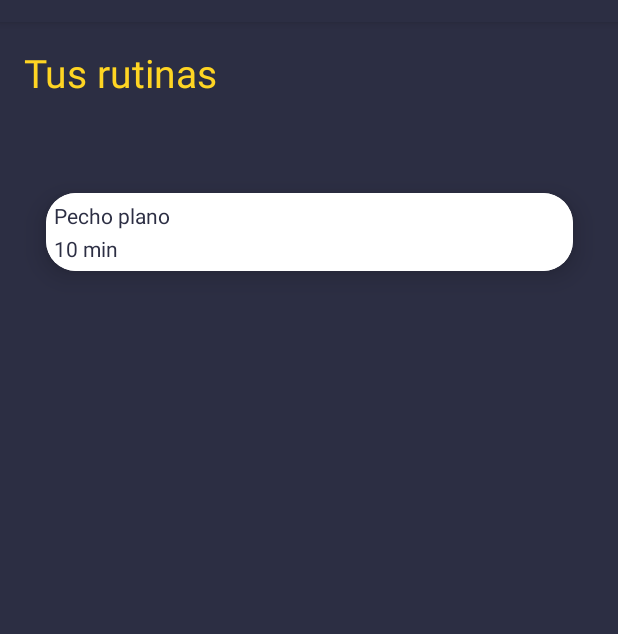
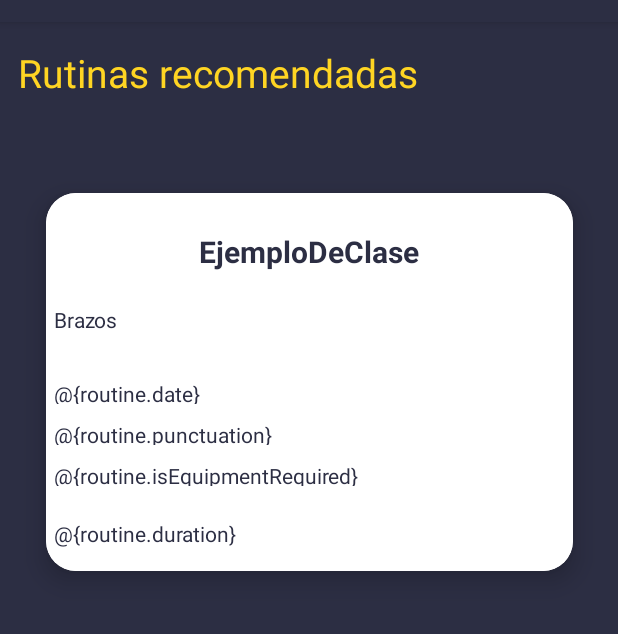
Before and after one commit to gbeade/EntrenappMobile, an Android app: the screen it shows after launch (RoutineLandingActivity), after a tap on "INICIA SESIÓN", on a phone screen of 412 x 824 dp, the part 62-696 px from its top. Run offline under Robolectric (Android 15) with nearby library versions, the phone set to English and light mode, and no system bars.

Commit message:
Cardable Interface

```diff
--- /dev/null
+++ b/app/src/main/java/com/example/entrenapp/CardAdapter.java
@@ -0,0 +1,78 @@
+package com.example.entrenapp;
+
+import android.content.Context;
+import android.content.res.Resources;
+import android.view.LayoutInflater;
+import android.view.View;
+import android.view.ViewGroup;
+import android.widget.TextView;
+
+import androidx.recyclerview.widget.RecyclerView;
+
+import java.util.List;
+
+public class CardAdapter<T extends Cardable> extends RecyclerView.Adapter<CardAdapter.ViewHolder> {
+
+
+    private List<T> dataset;
+    private Integer layoutID;
+    Context context;
+    Resources r;
+    String packageName;
+
+    public static class ViewHolder<T> extends RecyclerView.ViewHolder {
+
+        private View view;
+
+        public ViewHolder(View view) {
+            super(view);
+            this.view = view;
+        }
+
+        public void bindTextViewWithData(int subtitleBodyContentId, String entry) {
+            TextView textView = (TextView) view.findViewById(subtitleBodyContentId);
+            textView.setText(entry);
+        }
+
+    }
+
+    public CardAdapter(List<T> dataset, Integer layoutID, Context context) { //, Consumer<T> binder) {
+        this.dataset = dataset;
+        this.layoutID = layoutID;
+        this.context = context;
+        this.r = context.getResources();
+        this.packageName = context.getPackageName();
+    }
+
+    // Create new views (invoked by the layout manager)
+    @Override
+    public ViewHolder onCreateViewHolder(ViewGroup viewGroup, int viewType) {
+        // Create a new view, which defines the UI of the list item
+        View view = LayoutInflater.from(viewGroup.getContext())
+                .inflate(layoutID, viewGroup, false);
+
+        return new ViewHolder<T>(view);
+    }
+
+    // Replace the contents of a view (invoked by the layout manager)
+    @Override
+    public void onBindViewHolder(ViewHolder viewHolder, final int position) {
+
+        int xmlTagID = 0;
+        for (Cardable.CardCaption c: dataset.get(position).getCaptions()) {
+            // Cambio el título de cada caption
+            xmlTagID = r.getIdentifier(c.getXmlTagID()+"_header", "id", packageName); // Reemplaza al R.id.view_name
+            if ( xmlTagID != 0) viewHolder.bindTextViewWithData(xmlTagID, c.getCaptionTitle());
+
+            // Cambio el cuerpo de cada caption
+            xmlTagID = r.getIdentifier(c.getXmlTagID(), "id", packageName); // Reemplaza al R.id.view_name
+            if ( xmlTagID != 0) viewHolder.bindTextViewWithData(xmlTagID, c.getContent());
+        }
+
+    }
+
+    @Override
+    public int getItemCount() {
+        return dataset.size();
+    }
+}
--- /dev/null
+++ b/app/src/main/java/com/example/entrenapp/Cardable.java
@@ -0,0 +1,53 @@
+package com.example.entrenapp;
+
+import java.util.List;
+
+// Decimos que una estructura es 'Cardeable' si ofrece información para ser mostrada en una tarjeta de la forma
+//                TITULO
+// SUBTITULO: xxx
+// SUBTITULO: yyy
+// SUBTITULO: zzz
+//     [ICON 1]  [ICON 2] [ICON 3]
+// Debe devolver una lista ordenada de pares <String, String>
+public interface Cardable {
+
+    class CardCaption {
+        private String captionTitle;
+        private String xmlTagID;
+        private String content;
+
+        public CardCaption(String xmlTagID, String captionTitle, String content) {
+            this.captionTitle = captionTitle;
+            this.xmlTagID = xmlTagID;
+            this.content = content;
+        }
+
+        public String getCaptionTitle() {
+            return captionTitle;
+        }
+
+        public String getXmlTagID() {
+            return xmlTagID;
+        }
+
+        public String getContent() {
+            return content;
+        }
+    }
+
+    class CardImage {
+        String name;
+        String xmlTagID;
+        // String content;  TODO: habria que averiguar un poco mas sobre fotos
+    }
+
+    // Devuelve una lista de los captions de la tarjeta
+    public List<CardCaption> getCaptions();
+
+    // De haberlos, devuelve todos los íconos a mostrar en la carta. Lista vacía de no haberlos.
+//    public List<Caption> getIcons();
+
+    // Devuelve una lista con un sumario de iconos a pedido.
+    // Si un ícono no existe, se lo ignora.
+//    public List<Pair<String, String>> getIconSummary(String[] subtitles);
+}
--- a/app/src/main/java/com/example/entrenapp/MainActivity.java
+++ b/app/src/main/java/com/example/entrenapp/MainActivity.java
@@ -28,7 +28,7 @@ public class MainActivity extends AppCompatActivity {
     }
 
     public void login() {
-        Intent intent = new Intent(this, RoutineLandingActivity.class);
+        Intent intent = new Intent(this, RoutineLandingActivity.class); // YourRoutinesActivity.class); //YourRoutinesActivity.class);
         startActivity(intent);
     }
 
--- /dev/null
+++ b/app/src/main/java/com/example/entrenapp/Routine.java
@@ -0,0 +1,108 @@
+package com.example.entrenapp;
+
+import android.util.Log;
+import android.util.Pair;
+
+import java.util.ArrayList;
+import java.util.Date;
+import java.util.List;
+
+public class Routine implements Cardable {
+
+    public enum Difficulty {
+        BEGINNER("Principiante"),
+        EASY("Fácil"),
+        MEDIUM("Mediana"),
+        HARD("Difícil"),
+        XTREME("Extrema");
+
+        String label;
+
+        Difficulty(String label) {
+            this.label = label;
+        }
+    }
+
+    private String name;
+    private String category;
+    private Difficulty difficulty;
+    private Boolean isEquipmentRequired;
+    private Date creationDate;
+    private Integer duration;
+    private Integer punctuation;
+
+
+    public Routine(String name, String category, Difficulty difficulty, boolean isEquipmentRequired, Date creationDate, int punctuation, int duration) {
+
+        if ( punctuation > 10 || punctuation < 1 )
+            throw new IllegalArgumentException("Routine punctuation must be between 1 and 10");
+
+        this.name = name;
+        this.category = category;
+        this.difficulty = difficulty;
+        this.isEquipmentRequired = isEquipmentRequired;
+        this.creationDate = creationDate;
+        this.punctuation = punctuation;
+        this.duration = duration;
+    }
+
+    public String getName() {
+        return name;
+    }
+
+    public void setName(String name) {
+        this.name = name;
+    }
+
+    public String getCategory() {
+        return category;
+    }
+
+    public void setCategory(String category) {
+        this.category = category;
+    }
+
+    public Difficulty getDifficulty() {
+        return difficulty;
+    }
+
+    public void setDifficulty(Difficulty difficulty) {
+        this.difficulty = difficulty;
+    }
+
+    public boolean isEquipmentRequired() {
+        return isEquipmentRequired;
+    }
+
+    public void setIsEquipmentRequired(boolean equipment) {
+        this.isEquipmentRequired = equipment;
+    }
+
+    public Date getCreationDate() {
+        return creationDate;
+    }
+
+    public void setCreationDate(Date creationDate) {
+        this.creationDate = creationDate;
+    }
+
+    public int getPunctuation() {
+        return punctuation;
+    }
+
+    public void setPunctuation(int punctuation) {
+        this.punctuation = punctuation;
+    }
+
+
+    @Override
+    public List<CardCaption> getCaptions() {
+        ArrayList<CardCaption> al = new ArrayList<>();
+        al.add(new CardCaption("routine_name", "Nombre", name));
+        al.add(new CardCaption("routine_category", "Categoría", category));
+
+        return al;
+    }
+
+
+}
--- a/app/src/main/java/com/example/entrenapp/RoutineAdapter.java
+++ /dev/null
@@ -1,69 +0,0 @@
-package com.example.entrenapp;
-
-import android.view.LayoutInflater;
-import android.view.View;
-import android.view.ViewGroup;
-import android.widget.TextView;
-
-import androidx.recyclerview.widget.RecyclerView;
-
-import java.util.List;
-
-public class RoutineAdapter extends RecyclerView.Adapter<RoutineAdapter.ViewHolder> {
-
-    private List<String> routines;
-
-    /**
-     * Provide a reference to the type of views that you are using
-     * (custom ViewHolder).
-     */
-    public static class ViewHolder extends RecyclerView.ViewHolder {
-        private final TextView textView;
-
-        public ViewHolder(View view) {
-            super(view);
-            // Define click listener for the ViewHolder's View
-
-            textView = (TextView) view.findViewById(R.id.routine_name);
-        }
-
-        public TextView getTextView() {
-            return textView;
-        }
-    }
-
-    /**
-     * Initialize the dataset of the Adapter.
-     *
-     * @param dataSet String[] containing the data to populate views to be used
-     * by RecyclerView.
-     */
-    public RoutineAdapter(List<String> dataSet) {
-        routines = dataSet;
-    }
-
-    // Create new views (invoked by the layout manager)
-    @Override
-    public ViewHolder onCreateViewHolder(ViewGroup viewGroup, int viewType) {
-        // Create a new view, which defines the UI of the list item
-        View view = LayoutInflater.from(viewGroup.getContext())
-                .inflate(R.layout.routine_description, viewGroup, false);
-
-        return new ViewHolder(view);
-    }
-
-    // Replace the contents of a view (invoked by the layout manager)
-    @Override
-    public void onBindViewHolder(ViewHolder viewHolder, final int position) {
-
-        // Get element from your dataset at this position and replace the
-        // contents of the view with that element
-        viewHolder.getTextView().setText(routines.get(position));
-    }
-
-    // Return the size of your dataset (invoked by the layout manager)
-    @Override
-    public int getItemCount() {
-        return routines.size();
-    }
-}
--- a/app/src/main/java/com/example/entrenapp/RoutineLandingActivity.java
+++ b/app/src/main/java/com/example/entrenapp/RoutineLandingActivity.java
@@ -7,6 +7,7 @@ import androidx.appcompat.app.AppCompatActivity;
 import androidx.recyclerview.widget.LinearLayoutManager;
 import androidx.recyclerview.widget.RecyclerView;
 
+import com.example.entrenapp.databinding.ActivityRoutineLandingBinding;
 import com.example.entrenapp.databinding.ActivityYourRoutinesBinding;
 
 import java.util.ArrayList;
@@ -14,28 +15,30 @@ import java.util.ArrayList;
 
 public class RoutineLandingActivity extends AppCompatActivity {
 
-    private ArrayList<String> routines= new ArrayList<>();
+    private ArrayList<Cardable> dataset = new ArrayList<>();
 
     @Override
     protected void onCreate(Bundle savedInstanceState) {
 
         super.onCreate(savedInstanceState);
+        fillRoutines();
 
-        ActivityYourRoutinesBinding binding = ActivityYourRoutinesBinding.inflate(getLayoutInflater());
+
+        // binding.getRoute.class == Layout
+        ActivityRoutineLandingBinding binding = ActivityRoutineLandingBinding.inflate(getLayoutInflater());
         setContentView(binding.getRoot());
 
-        fillRoutines();
+        binding.routineRecyclerView.setLayoutManager(new LinearLayoutManager(this, LinearLayoutManager.HORIZONTAL, false));
 
-        RecyclerView.Adapter adapter = new RoutineAdapter(this.routines);
-        binding.routineRecyclerView.setLayoutManager(new LinearLayoutManager(this, LinearLayoutManager.HORIZONTAL, false));
+        // Creamos un nuevo adaptador y se lo asociamos al recycler
+        // El adaptador recibe una colección de datos, y es el encargado de ir liberando de administrar tanta información
+        RecyclerView.Adapter adapter = new CardAdapter(this.dataset, R.layout.extense_routine_description, this);
         binding.routineRecyclerView.setAdapter(adapter);
-
-
     }
 
     private void fillRoutines(){
-        for(int i = 0 ; i < 50 ; i++)
-            routines.add("Pecho plano");
+        for(int i = 0 ; i < 2 ; i++)
+            dataset.add(new Routine("EjemploDeClase", "Brazos", Routine.Difficulty.XTREME, false, null, 4, 10));
     }
 
 
--- a/app/src/main/java/com/example/entrenapp/YourRoutinesActivity.java
+++ b/app/src/main/java/com/example/entrenapp/YourRoutinesActivity.java
@@ -14,7 +14,7 @@ import java.util.ArrayList;
 
 public class YourRoutinesActivity extends AppCompatActivity {
 
-    private ArrayList<String> routines= new ArrayList<>();
+    private ArrayList<Routine> routines= new ArrayList<>();
 
     @Override
     protected void onCreate(Bundle savedInstanceState) {
@@ -26,19 +26,15 @@ public class YourRoutinesActivity extends AppCompatActivity {
 
         fillRoutines();
 
-        RecyclerView.Adapter adapter = new RoutineAdapter(this.routines);
+        RecyclerView.Adapter adapter = new CardAdapter(this.routines, R.layout.extense_routine_description, this);
         binding.routineRecyclerView.setLayoutManager(new LinearLayoutManager(this));
         binding.routineRecyclerView.setAdapter(adapter);
-
-
-
-
 
     }
 
     private void fillRoutines(){
-       for(int i = 0 ; i < 50 ; i++)
-            routines.add("Pecho plano");
+        routines.add(new Routine("Pecho Plano yyy", "Pecho", Routine.Difficulty.XTREME, false, null, 4, 25));
+        routines.add(new Routine("Pecho Plano xxx", "Brazos", Routine.Difficulty.XTREME, false, null, 4, 25));
     }
 
 
--- a/app/src/main/res/layout/activity_routine_landing.xml
+++ b/app/src/main/res/layout/activity_routine_landing.xml
@@ -22,7 +22,7 @@
         android:id="@+id/textView2"
         android:layout_width="wrap_content"
         android:layout_height="wrap_content"
-        android:layout_marginStart="16dp"
+        android:layout_marginStart="12dp"
         android:layout_marginTop="16dp"
         android:text="Rutinas recomendadas"
         android:textColor="@color/accent"
--- /dev/null
+++ b/app/src/main/res/layout/extense_routine_description.xml
@@ -0,0 +1,101 @@
+<?xml version="1.0" encoding="utf-8"?>
+
+<androidx.constraintlayout.widget.ConstraintLayout xmlns:android="http://schemas.android.com/apk/res/android"
+    xmlns:app="http://schemas.android.com/apk/res-auto"
+    xmlns:tools="http://schemas.android.com/tools"
+    android:layout_width="match_parent"
+    android:layout_height="wrap_content"
+    android:background="@color/primary"
+    >
+
+    <androidx.cardview.widget.CardView
+        android:layout_width="match_parent"
+        android:layout_height="300dp"
+        app:cardBackgroundColor="@color/white"
+        app:cardCornerRadius="20dp"
+        app:cardElevation="10dp"
+        app:cardMaxElevation="12dp"
+        app:cardPreventCornerOverlap="true"
+        app:cardUseCompatPadding="true"
+        app:layout_constraintBottom_toBottomOf="parent"
+        tools:layout_editor_absoluteX="0dp">
+
+        <androidx.constraintlayout.widget.ConstraintLayout
+            android:layout_width="match_parent"
+            android:layout_height="match_parent"
+            android:background="@color/white">
+
+            <TextView
+                android:id="@+id/routine_name"
+                android:layout_width="match_parent"
+                android:layout_height="wrap_content"
+                android:layout_marginTop="20dp"
+                android:padding="5dp"
+                android:text="@{routine.name}"
+                android:textAlignment="center"
+                android:textColor="@color/primary"
+                android:textSize="20dp"
+
+
+                android:textStyle="bold"
+                app:layout_constraintTop_toTopOf="parent"
+                tools:layout_editor_absoluteX="0dp" />
+
+            <TextView
+                android:id="@+id/routine_duration"
+                android:layout_width="267dp"
+                android:layout_height="41dp"
+                android:layout_marginTop="40dp"
+                android:padding="5dp"
+                android:text="@{routine.duration}"
+                android:textColor="@color/primary"
+                app:layout_constraintBottom_toBottomOf="parent"
+                app:layout_constraintStart_toStartOf="parent"
+                app:layout_constraintTop_toTopOf="@+id/routine_needsEquipment" />
+
+            <TextView
+                android:id="@+id/routine_needsEquipment"
+                android:layout_width="261dp"
+                android:layout_height="27dp"
+                android:padding="5dp"
+                android:text="@{routine.isEquipmentRequired}"
+                android:textColor="@color/primary"
+                app:layout_constraintStart_toStartOf="parent"
+                app:layout_constraintTop_toBottomOf="@+id/routine_punctuation" />
+
+            <TextView
+                android:id="@+id/routine_category"
+                android:layout_width="259dp"
+                android:layout_height="29dp"
+                android:layout_marginTop="11dp"
+                android:padding="5dp"
+                android:text="@{routine.category}"
+                android:textColor="@color/primary"
+                app:layout_constraintStart_toStartOf="parent"
+                app:layout_constraintTop_toBottomOf="@+id/routine_name" />
+
+            <TextView
+                android:id="@+id/routine_creation_date"
+                android:layout_width="263dp"
+                android:layout_height="27dp"
+                android:layout_marginTop="20dp"
+                android:padding="5dp"
+                android:text="@{routine.date}"
+                android:textColor="@color/primary"
+                app:layout_constraintStart_toStartOf="parent"
+                app:layout_constraintTop_toBottomOf="@+id/routine_category" />
+
+            <TextView
+                android:id="@+id/routine_punctuation"
+                android:layout_width="261dp"
+                android:layout_height="27dp"
+                android:padding="5dp"
+                android:text="@{routine.punctuation}"
+                android:textColor="@color/primary"
+                app:layout_constraintStart_toStartOf="parent"
+                app:layout_constraintTop_toBottomOf="@+id/routine_creation_date" />
+        </androidx.constraintlayout.widget.ConstraintLayout>
+
+
+    </androidx.cardview.widget.CardView>
+</androidx.constraintlayout.widget.ConstraintLayout>
```
